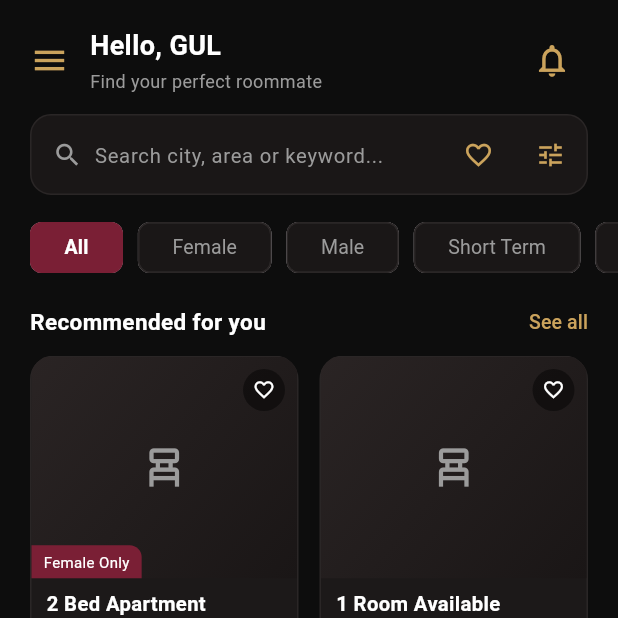
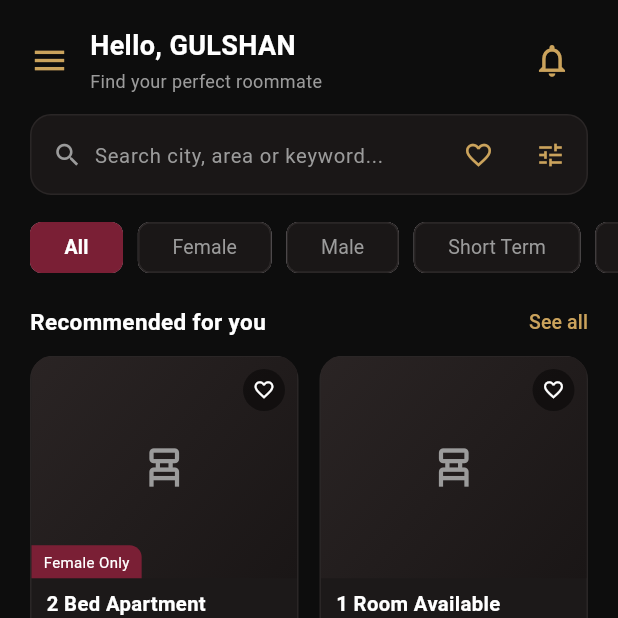
Before and after one commit to guli313/change, a Flutter app: the HomeScreen screen opened directly, on a phone screen of 412 x 824 dp, the top half of it. Run offline on Flutter 3.47's test engine with Material 3 defaults, Android fonts, the phone set to English and light mode, and no system bars; our stand-ins replace image_picker, shared_preferences, supabase_flutter; accounts and stored records are empty.

Commit message:
update name

```diff
--- a/lib/screens/home/home_screen.dart
+++ b/lib/screens/home/home_screen.dart
@@ -122,7 +122,7 @@ class _HomeScreenState extends State<HomeScreen> {
                       crossAxisAlignment: CrossAxisAlignment.start,
                       children: const [
                         Text(
-                          'Hello, GUL',
+                          'Hello, GULSHAN',
                           style: TextStyle(
                             fontSize: 18,
                             fontWeight: FontWeight.bold,
```
